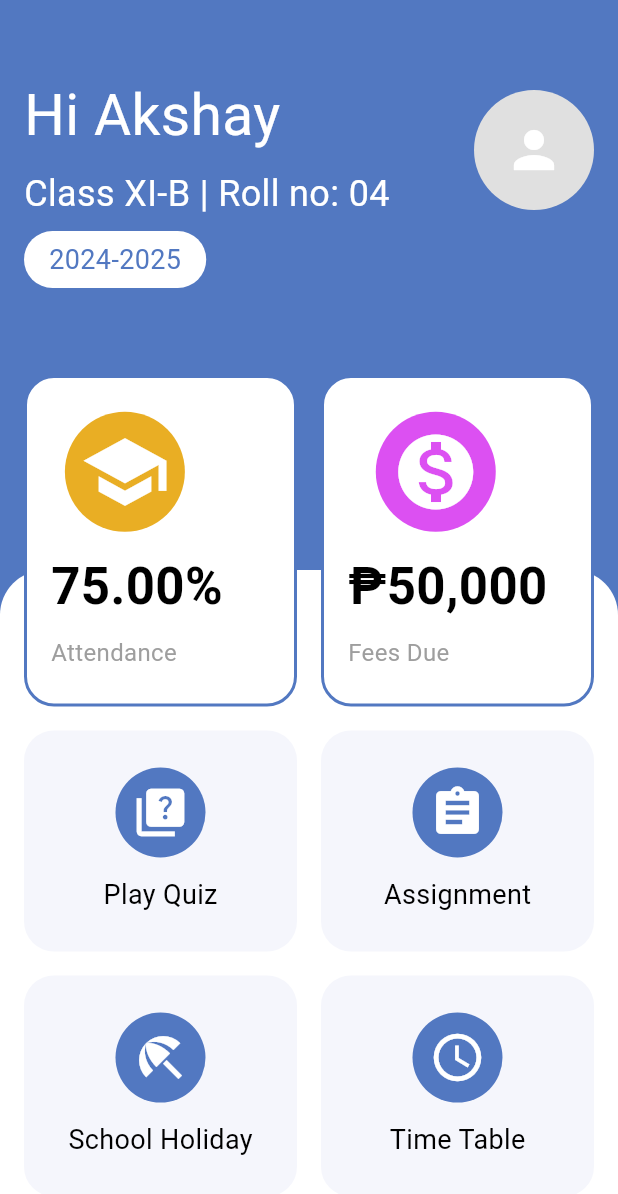
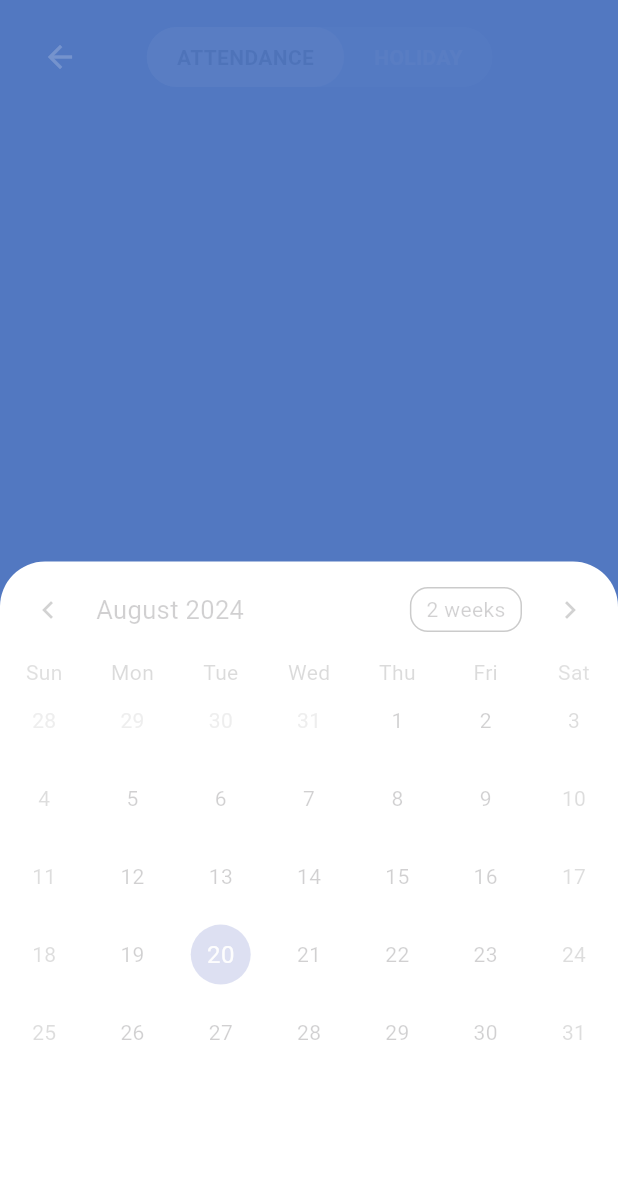
Before and after one commit to georgecabaccang/iskulapp-flutter, a Flutter app: the screen it shows after launch, after a tap on "75.00%", on a phone screen of 412 x 824 dp. Shown: the top 1194 px of the screen. Run offline on Flutter 3.47's test engine with Material 3 defaults, Android fonts, the phone set to English and light mode, and no system bars; drawn by our look-alikes of table_calendar.

Commit message:
Added attendance and holiday calendar

```diff
--- /dev/null
+++ b/lib/pages/calendar_attendance_page.dart
@@ -0,0 +1,180 @@
+import 'package:flutter/material.dart';
+import 'package:table_calendar/table_calendar.dart';
+
+class CalendarAttendancePage extends StatefulWidget {
+  @override
+  _CalendarAttendancePageState createState() => _CalendarAttendancePageState();
+}
+
+class _CalendarAttendancePageState extends State<CalendarAttendancePage> {
+  bool _animate = false;
+  bool _isAttendanceSelected = true;
+  bool _isBackNavigation = false;
+  late CalendarFormat _calendarFormat;
+  late DateTime _selectedDay;
+  late DateTime _focusedDay;
+
+  @override
+  void initState() {
+    super.initState();
+    _calendarFormat = CalendarFormat.month;
+    _selectedDay = DateTime.now();
+    _focusedDay = DateTime.now();
+    _startAnimation();
+  }
+
+  void _startAnimation() {
+    Future.delayed(Duration(milliseconds: 300), () {
+      setState(() {
+        _animate = true;
+      });
+    });
+  }
+
+  @override
+  Widget build(BuildContext context) {
+    return Scaffold(
+      body: Stack(
+        children: [
+          // Blue background color
+          Container(
+            color: Color(0xFF5278C1),
+          ),
+          // White box that starts at the same position as in the HomePage
+          AnimatedPositioned(
+            duration: Duration(milliseconds: 1000),
+            curve: Curves.easeInOut,
+            top: _isBackNavigation
+                ? 460.4
+                : (_animate ? 100.0 : 380.0), // Position change based on state
+            left: 0,
+            right: 0,
+            bottom: 0,
+            child: Container(
+              decoration: BoxDecoration(
+                color: Colors.white,
+                borderRadius: BorderRadius.only(
+                  topLeft: Radius.circular(30.0),
+                  topRight: Radius.circular(30.0),
+                ),
+              ),
+              child: Column(
+                children: [
+                  Expanded(
+                    child: AnimatedOpacity(
+                      opacity: _isBackNavigation ? 0.0 : (_animate ? 1.0 : 0.0),
+                      duration: Duration(milliseconds: 500),
+                      child: _buildCalendar(),
+                    ),
+                  ),
+                ],
+              ),
+            ),
+          ),
+          // AppBar and Toggle Button with fading effect
+          _buildFadingAppBar(context),
+        ],
+      ),
+    );
+  }
+
+  Widget _buildFadingAppBar(BuildContext context) {
+    return SafeArea(
+      child: Padding(
+        padding: const EdgeInsets.fromLTRB(
+            16.0, 14.0, 16.0, 0.0), // Adjust top padding to 30.0
+        child: Column(
+          children: [
+            AnimatedOpacity(
+              duration: Duration(milliseconds: 500),
+              opacity: _isBackNavigation ? 0.0 : (_animate ? 1.0 : 0.0),
+              child: Row(
+                children: [
+                  IconButton(
+                    icon: Icon(Icons.arrow_back, color: Colors.white),
+                    onPressed: () {
+                      setState(() {
+                        _isBackNavigation = true; // Trigger fade out
+                      });
+                      Future.delayed(Duration(milliseconds: 800), () {
+                        Navigator.pop(context);
+                      });
+                    },
+                  ),
+                  Spacer(),
+                  AnimatedOpacity(
+                    duration: Duration(milliseconds: 500),
+                    opacity: _isBackNavigation ? 0.0 : (_animate ? 1.0 : 0.0),
+                    child: _buildToggleButton(),
+                  ),
+                  Spacer(flex: 2),
+                ],
+              ),
+            ),
+          ],
+        ),
+      ),
+    );
+  }
+
+  Widget _buildToggleButton() {
+    return Container(
+      decoration: BoxDecoration(
+        color: Color(0xFF96B1E5),
+        borderRadius: BorderRadius.circular(30.0),
+      ),
+      child: Row(
+        mainAxisSize: MainAxisSize.min,
+        children: [
+          _buildCapsuleButton("ATTENDANCE", _isAttendanceSelected),
+          _buildCapsuleButton("HOLIDAY", !_isAttendanceSelected),
+        ],
+      ),
+    );
+  }
+
+  Widget _buildCapsuleButton(String text, bool isSelected) {
+    return GestureDetector(
+      onTap: () {
+        setState(() {
+          _isAttendanceSelected = (text == "ATTENDANCE");
+        });
+      },
+      child: Container(
+        padding: EdgeInsets.symmetric(horizontal: 20.0, vertical: 10.0),
+        decoration: BoxDecoration(
+          color: isSelected ? Colors.white : Colors.transparent,
+          borderRadius: BorderRadius.circular(30.0),
+        ),
+        child: Text(
+          text,
+          style: TextStyle(
+            color: isSelected ? Colors.black : Colors.white,
+            fontWeight: FontWeight.bold, // Make text bold
+          ),
+        ),
+      ),
+    );
+  }
+
+  Widget _buildCalendar() {
+    return TableCalendar(
+      focusedDay: _focusedDay,
+      firstDay: DateTime.utc(2020, 1, 1),
+      lastDay: DateTime.utc(2123, 12, 31),
+      calendarFormat: _calendarFormat,
+      selectedDayPredicate: (day) => isSameDay(_selectedDay, day),
+      onDaySelected: (selectedDay, focusedDay) {
+        setState(() {
+          _selectedDay = selectedDay;
+          _focusedDay = focusedDay;
+        });
+      },
+      onFormatChanged: (format) {
+        setState(() {
+          _calendarFormat = format;
+        });
+      },
+    );
+  }
+}
--- a/lib/pages/home_page.dart
+++ b/lib/pages/home_page.dart
@@ -1,4 +1,5 @@
 import 'package:flutter/material.dart';
+import 'package:school_erp/pages/calendar_attendance_page.dart';
 
 class HomePage extends StatefulWidget {
   const HomePage({super.key});
@@ -9,6 +10,7 @@ class HomePage extends StatefulWidget {
 
 class _HomePageState extends State<HomePage> {
   bool _animate = false;
+  bool _isTransitioning = false;
 
   @override
   void initState() {
@@ -24,13 +26,35 @@ class _HomePageState extends State<HomePage> {
     });
   }
 
+  void _goToCalendarAttendancePage() async {
+    setState(() {
+      _isTransitioning = true;
+    });
+    await Future.delayed(Duration(milliseconds: 800));
+    Navigator.push(
+      context,
+      PageRouteBuilder(
+        pageBuilder: (context, animation, secondaryAnimation) =>
+            CalendarAttendancePage(),
+        transitionsBuilder: (context, animation, secondaryAnimation, child) {
+          return child; // No additional animation needed here, handled in CalendarAttendancePage
+        },
+      ),
+    ).then((_) {
+      setState(() {
+        _isTransitioning = false;
+        _animate = false;
+        _startAnimation(); // Re-start the animation when coming back
+      });
+    });
+  }
+
   @override
   Widget build(BuildContext context) {
     return Scaffold(
       backgroundColor: Color(0xFF5278C1),
       body: Stack(
         children: [
-          // White box positioned behind the main content
           AnimatedPositioned(
             duration: Duration(milliseconds: 1000),
             curve: Curves.easeInOut,
@@ -51,13 +75,13 @@ class _HomePageState extends State<HomePage> {
           Column(
             children: [
               AnimatedOpacity(
-                opacity: _animate ? 1.0 : 0.0,
-                duration: Duration(milliseconds: 800),
+                opacity: _isTransitioning ? 0.0 : (_animate ? 1.0 : 0.0),
+                duration: Duration(milliseconds: 500),
                 child: profileInfo(),
               ),
               AnimatedOpacity(
-                opacity: _animate ? 1.0 : 0.0,
-                duration: Duration(milliseconds: 1000),
+                opacity: _isTransitioning ? 0.0 : (_animate ? 1.0 : 0.0),
+                duration: Duration(milliseconds: 500),
                 child: importantSection(),
               ),
               Expanded(
@@ -71,8 +95,9 @@ class _HomePageState extends State<HomePage> {
                       right: 0,
                       bottom: 0,
                       child: AnimatedOpacity(
-                        opacity: _animate ? 1.0 : 0.0,
-                        duration: Duration(milliseconds: 1200),
+                        opacity:
+                            _isTransitioning ? 0.0 : (_animate ? 1.0 : 0.0),
+                        duration: Duration(milliseconds: 500),
                         child: gridSection(),
                       ),
                     ),
@@ -162,11 +187,7 @@ class _HomePageState extends State<HomePage> {
         mainAxisAlignment: MainAxisAlignment.spaceBetween,
         children: [
           GestureDetector(
-            onTap: () {
-              // Handle tap action here
-              print('Tapped on first box');
-              // Navigator.pushNamed(context, '/nextPage'); // Example navigation
-            },
+            onTap: _goToCalendarAttendancePage,
             child: Container(
               width: 182.0,
               height: 221.0,
--- a/pubspec.yaml
+++ b/pubspec.yaml
@@ -30,6 +30,8 @@ environment:
 dependencies:
   flutter:
     sdk: flutter
+  table_calendar: ^3.0.0 # Check for the latest version on pub.dev
+
 
 
   # The following adds the Cupertino Icons font to your application.
```
Also changed, not shown: pubspec.lock.
